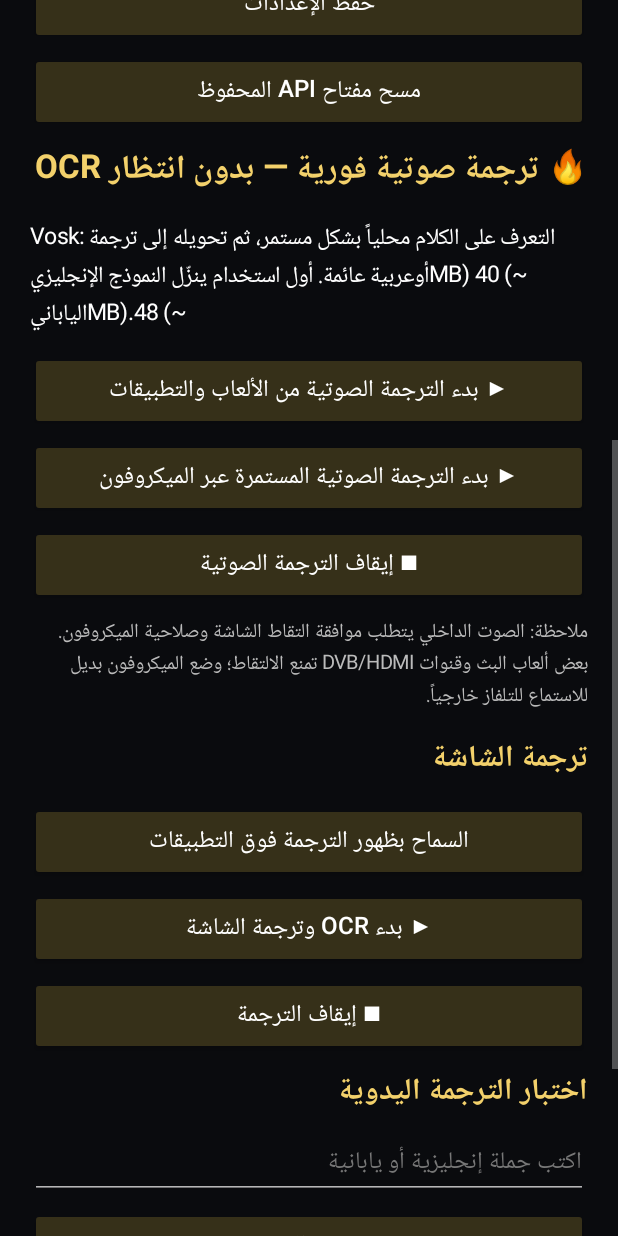
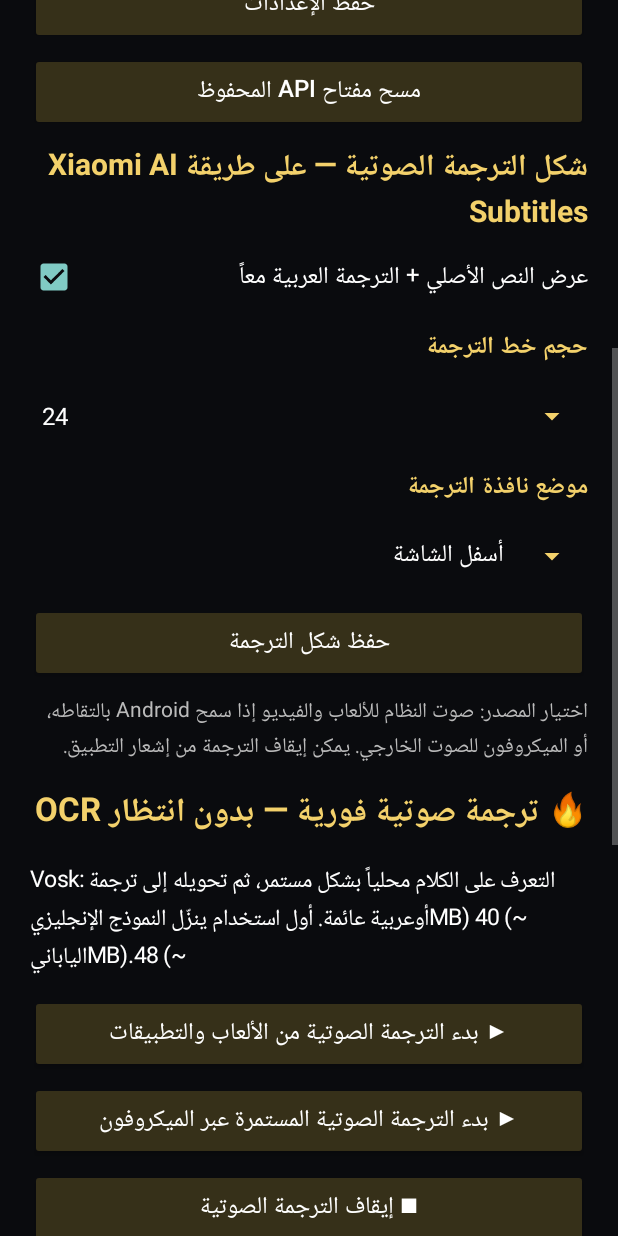
Before and after one commit to mostafaaqeel484-dot/IRAQ-TRANSLATE, an Android app: the screen it shows after launch (MainActivity), scrolled down 576 dp, on a phone screen of 412 x 824 dp. Run offline under Robolectric (Android 15) with nearby library versions, the phone set to English and light mode, and no system bars; libraries missing offline, so code that uses them is left out: com.google.mlkit.nl; pictures from the network do not load.

Commit message:
v0.15.2: bilingual subtitle settings, font and position controls for TV + mobile

```diff
--- a/v015/src/main/java/com/moaqeel/aitranslator/v015/MainActivity.java
+++ b/v015/src/main/java/com/moaqeel/aitranslator/v015/MainActivity.java
@@ -17,6 +17,7 @@ import android.view.Gravity;
 import android.view.View;
 import android.widget.ArrayAdapter;
 import android.widget.Button;
+import android.widget.CheckBox;
 import android.widget.EditText;
 import android.widget.LinearLayout;
 import android.widget.ScrollView;
@@ -39,6 +40,9 @@ public final class MainActivity extends Activity {
     private EditText libreUrl;
     private EditText region;
     private EditText manualText;
+    private Spinner captionSizes;
+    private Spinner captionPositions;
+    private CheckBox bilingualCaption;
     private TextView status;
 
     @Override public void onCreate(Bundle state) {
@@ -51,7 +55,7 @@ public final class MainActivity extends Activity {
         body.setBackgroundColor(Color.rgb(10,11,14));
 
         addText(body, "AI Translate", BuildConfig.TV_MODE ? 34 : 28, 0xFFF3D16B, true);
-        addText(body, "V0.15.1  •  " + (BuildConfig.TV_MODE ? "MT5889 TV / Remote" : "Mobile / Android"),
+        addText(body, "V0.15.2  •  " + (BuildConfig.TV_MODE ? "MT5889 TV / Remote" : "Mobile / Android"),
             16, 0xFFBBBBBB, false);
         addText(body, "ترجمة النصوص الظاهرة على الشاشة إلى العربية — الإنجليزية واليابانية",
             BuildConfig.TV_MODE ? 20 : 16, Color.WHITE, false);
@@ -92,6 +96,31 @@ public final class MainActivity extends Activity {
         });
 
 
+
+        addText(body, "شكل الترجمة الصوتية — على طريقة Xiaomi AI Subtitles", 20, 0xFFF3D16B, true);
+        bilingualCaption = new CheckBox(this);
+        bilingualCaption.setText("عرض النص الأصلي + الترجمة العربية معاً");
+        bilingualCaption.setTextColor(Color.WHITE);
+        bilingualCaption.setTextSize(BuildConfig.TV_MODE ? 20f : 16f);
+        bilingualCaption.setChecked("on".equals(settings.get("caption_bilingual","on")));
+        bilingualCaption.setFocusable(true);
+        body.addView(bilingualCaption, new LinearLayout.LayoutParams(-1, dp(BuildConfig.TV_MODE ? 58 : 50)));
+        addText(body, "حجم خط الترجمة", 16, 0xFFF3D16B, true);
+        String[] sizes = {"20", "24", "28", "32", "38"};
+        captionSizes = spinner(body, sizes);
+        String oldSize = settings.get("caption_size", BuildConfig.TV_MODE ? "32" : "24");
+        for (int i=0;i<sizes.length;i++) if (sizes[i].equals(oldSize)) captionSizes.setSelection(i);
+        addText(body, "موضع نافذة الترجمة", 16, 0xFFF3D16B, true);
+        captionPositions = spinner(body, new String[]{"أسفل الشاشة", "أعلى الشاشة"});
+        captionPositions.setSelection("top".equals(settings.get("caption_position","bottom")) ? 1 : 0);
+        button(body, "حفظ شكل الترجمة", () -> {
+            settings.put("caption_bilingual", bilingualCaption.isChecked() ? "on" : "off");
+            settings.put("caption_size", sizes[captionSizes.getSelectedItemPosition()]);
+            settings.put("caption_position", captionPositions.getSelectedItemPosition() == 1 ? "top" : "bottom");
+            show("تم حفظ شكل الترجمة. أعد تشغيل الترجمة الصوتية لتطبيقه.");
+        });
+        addText(body, "اختيار المصدر: صوت النظام للألعاب والفيديو إذا سمح Android بالتقاطه، أو الميكروفون للصوت الخارجي. يمكن إيقاف الترجمة من إشعار التطبيق.",
+            14, 0xFFBBBBBB, false);
         addText(body, "🔥 ترجمة صوتية فورية — بدون انتظار OCR", 22, 0xFFF3D16B, true);
         addText(body, "Vosk: التعرف على الكلام محلياً بشكل مستمر، ثم تحويله إلى ترجمة عربية عائمة. أول استخدام ينزّل النموذج الإنجليزي (~40MB) أو الياباني (~48MB).", 15, Color.WHITE, false);
         button(body, "▶ بدء الترجمة الصوتية من الألعاب والتطبيقات", () -> {
```
